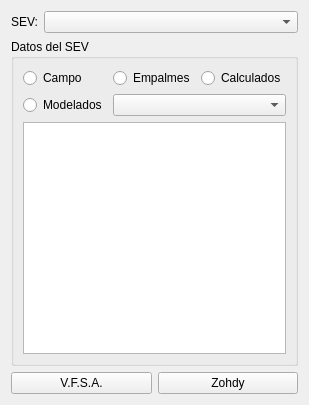
The window that QVES-App/DataPanel.ui (joaconigro/QVES) describes before a commit, drawn with Qt 5.
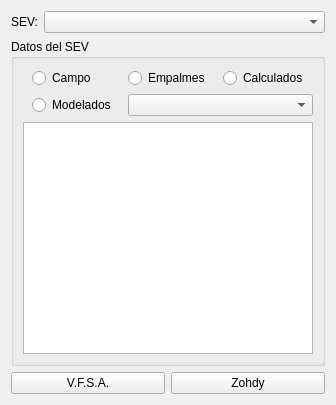
The same window after the commit.

Commit message: VES properties panel added. Visual fixes.

```diff
--- a/QVES-App/DataPanel.ui
+++ b/QVES-App/DataPanel.ui
@@ -6,22 +6,16 @@
    <rect>
     <x>0</x>
     <y>0</y>
-    <width>280</width>
+    <width>336</width>
     <height>405</height>
    </rect>
   </property>
-  <property name="maximumSize">
-   <size>
-    <width>280</width>
-    <height>16777215</height>
-   </size>
-  </property>
   <property name="windowTitle">
    <string>Form</string>
   </property>
   <layout class="QVBoxLayout" name="verticalLayout_2">
    <item>
-    <layout class="QFormLayout" name="formLayout">
+    <layout class="QGridLayout" name="gridLayout_2">
      <item row="0" column="0">
       <widget class="QLabel" name="labelCurrentVes">
        <property name="text">
@@ -30,7 +24,14 @@
       </widget>
      </item>
      <item row="0" column="1">
-      <widget class="QComboBox" name="comboBoxCurrentVes"/>
+      <widget class="QComboBox" name="comboBoxCurrentVes">
+       <property name="sizePolicy">
+        <sizepolicy hsizetype="Expanding" vsizetype="Fixed">
+         <horstretch>0</horstretch>
+         <verstretch>0</verstretch>
+        </sizepolicy>
+       </property>
+      </widget>
      </item>
     </layout>
    </item>
@@ -42,8 +43,17 @@
      <layout class="QVBoxLayout" name="verticalLayout">
       <item>
        <layout class="QGridLayout" name="gridLayout">
+        <property name="leftMargin">
+         <number>9</number>
+        </property>
         <item row="0" column="0">
          <widget class="QRadioButton" name="radioButtonField">
+          <property name="sizePolicy">
+           <sizepolicy hsizetype="Preferred" vsizetype="Minimum">
+            <horstretch>0</horstretch>
+            <verstretch>0</verstretch>
+           </sizepolicy>
+          </property>
           <property name="text">
            <string>Campo</string>
           </property>
@@ -51,6 +61,12 @@
         </item>
         <item row="0" column="1">
          <widget class="QRadioButton" name="radioButtonSplice">
+          <property name="sizePolicy">
+           <sizepolicy hsizetype="Preferred" vsizetype="Minimum">
+            <horstretch>0</horstretch>
+            <verstretch>0</verstretch>
+           </sizepolicy>
+          </property>
           <property name="text">
            <string>Empalmes</string>
           </property>
@@ -58,6 +74,12 @@
         </item>
         <item row="0" column="2">
          <widget class="QRadioButton" name="radioButtonCalculated">
+          <property name="sizePolicy">
+           <sizepolicy hsizetype="Preferred" vsizetype="Minimum">
+            <horstretch>0</horstretch>
+            <verstretch>0</verstretch>
+           </sizepolicy>
+          </property>
           <property name="text">
            <string>Calculados</string>
           </property>
@@ -65,6 +87,12 @@
         </item>
         <item row="1" column="0">
          <widget class="QRadioButton" name="radioButtonModeled">
+          <property name="sizePolicy">
+           <sizepolicy hsizetype="Preferred" vsizetype="Minimum">
+            <horstretch>0</horstretch>
+            <verstretch>0</verstretch>
+           </sizepolicy>
+          </property>
           <property name="text">
            <string>Modelados</string>
           </property>
```
Left out of the diff: 6 changed lines with no effect on the pictures. The commit also changes 9 other files.
